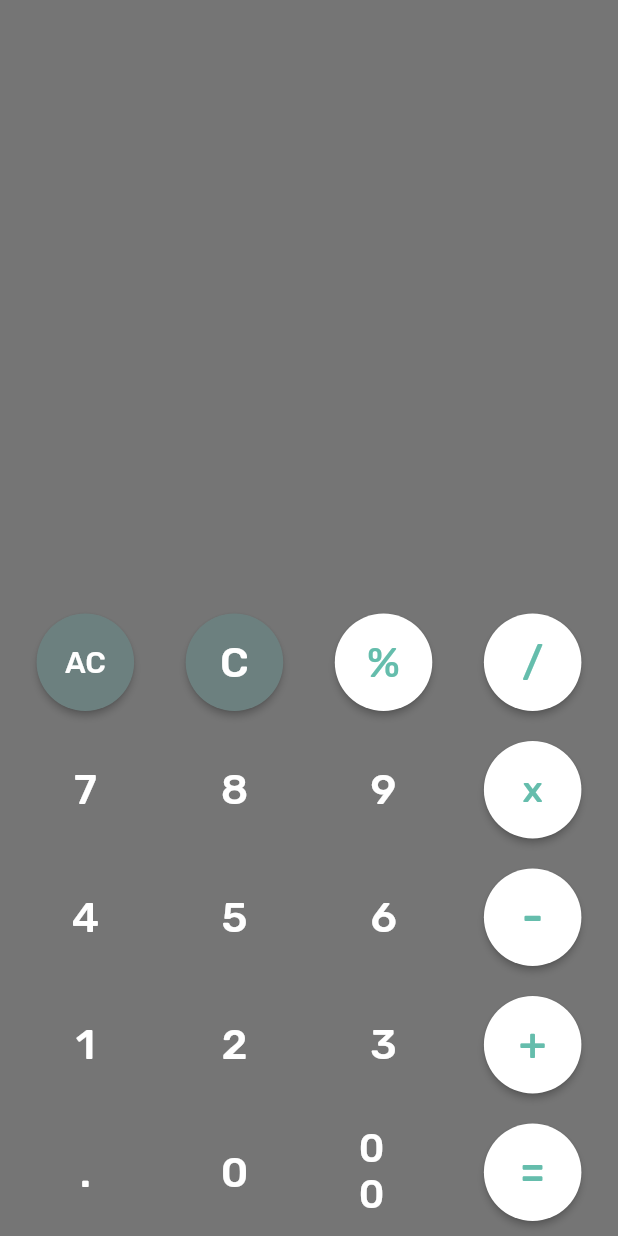
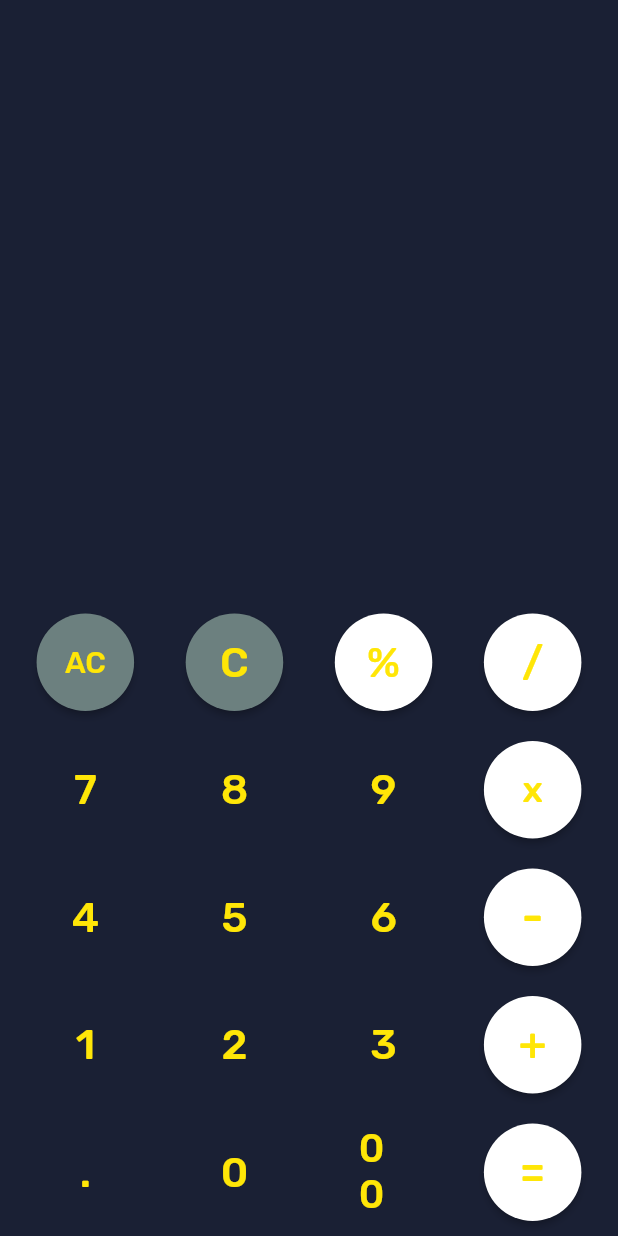
Before and after one commit to Anoop072001/Calculator, a Flutter app: the screen it shows after launch, on a phone screen of 412 x 824 dp. Run offline on Flutter 3.47's test engine with Material 2 defaults, Android fonts, the phone set to English and light mode, and no system bars; our stand-ins replace google_fonts.

Commit message:
Ui taken care of

```diff
--- a/lib/main.dart
+++ b/lib/main.dart
@@ -13,7 +13,7 @@ class CalcApp extends StatelessWidget {
       debugShowCheckedModeBanner: false,
       title: "Calculator",
       home: Scaffold(
-        backgroundColor: Colors.black54,
+        backgroundColor: Color(0xFF1A2034),
         body: Center(
           child: Column(
             mainAxisAlignment: MainAxisAlignment.end,
@@ -24,16 +24,24 @@ class CalcApp extends StatelessWidget {
                   CalcButton(
                     text: "AC",
                     fillColor: 0xFF6C807F,
+                    textColor: 0xFFFFE607,
                     textSize: 20,
                   ),
-                  CalcButton(text: "C", fillColor: 0xFF6C807F),
+                  CalcButton(
+                    text: "C",
+                    fillColor: 0xFF6C807F,
+                    textColor: 0xFFFFE607,
+                  ),
                   CalcButton(
                     text: "%",
                     fillColor: 0xFFFFFFFF,
-                    textColor: 0xFF65BDAC,
+                    textColor: 0xFFFFE607,
                   ),
                   CalcButton(
-                      text: "/", fillColor: 0xFFFFFFFF, textColor: 0xFF65BDAC),
+                    text: "/",
+                    fillColor: 0xFFFFFFFF,
+                    textColor: 0xFFFFE607,
+                  ),
                 ],
               ),
               Row(
@@ -41,17 +49,20 @@ class CalcApp extends StatelessWidget {
                 children: [
                   CalcButton(
                     text: "7",
+                    textColor: 0xFFFFE607,
                   ),
                   CalcButton(
                     text: "8",
+                    textColor: 0xFFFFE607,
                   ),
                   CalcButton(
                     text: "9",
+                    textColor: 0xFFFFE607,
                   ),
                   CalcButton(
                     text: "x",
                     fillColor: 0xFFFFFFFF,
-                    textColor: 0xFF65BDAC,
+                    textColor: 0xFFFFE607,
                     textSize: 24,
                   ),
                 ],
@@ -61,17 +72,20 @@ class CalcApp extends StatelessWidget {
                 children: [
                   CalcButton(
                     text: "4",
+                    textColor: 0xFFFFE607,
                   ),
                   CalcButton(
                     text: "5",
+                    textColor: 0xFFFFE607,
                   ),
                   CalcButton(
                     text: "6",
+                    textColor: 0xFFFFE607,
                   ),
                   CalcButton(
                     text: "-",
                     fillColor: 0xFFFFFFFF,
-                    textColor: 0xFF65BDAC,
+                    textColor: 0xFFFFE607,
                     textSize: 30,
                   ),
                 ],
@@ -81,17 +95,20 @@ class CalcApp extends StatelessWidget {
                 children: [
                   CalcButton(
                     text: "1",
+                    textColor: 0xFFFFE607,
                   ),
                   CalcButton(
                     text: "2",
+                    textColor: 0xFFFFE607,
                   ),
                   CalcButton(
                     text: "3",
+                    textColor: 0xFFFFE607,
                   ),
                   CalcButton(
                     text: "+",
                     fillColor: 0xFFFFFFFF,
-                    textColor: 0xFF65BDAC,
+                    textColor: 0xFFFFE607,
                     textSize: 30,
                   ),
                 ],
@@ -101,18 +118,21 @@ class CalcApp extends StatelessWidget {
                 children: [
                   CalcButton(
                     text: ".",
+                    textColor: 0xFFFFE607,
                   ),
                   CalcButton(
                     text: "0",
+                    textColor: 0xFFFFE607,
                   ),
                   CalcButton(
                     text: "00",
+                    textColor: 0xFFFFE607,
                     textSize: 26,
                   ),
                   CalcButton(
                     text: "=",
                     fillColor: 0xFFFFFFFF,
-                    textColor: 0xFF65BDAC,
+                    textColor: 0xFFFFE607,
                     textSize: 30,
                   ),
                 ],
```
